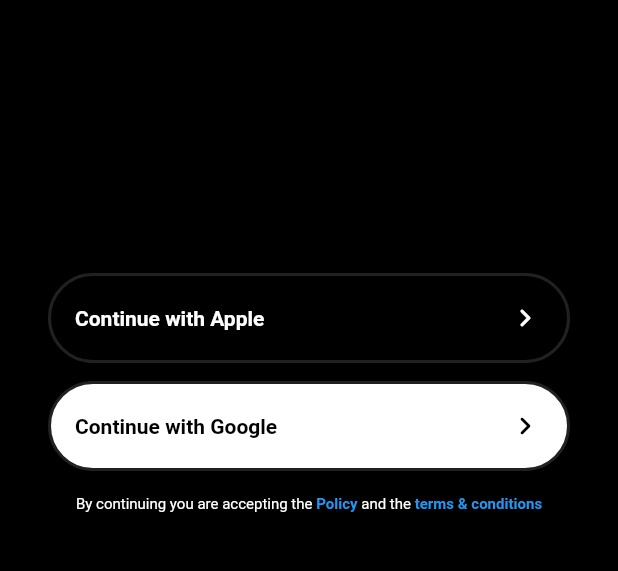
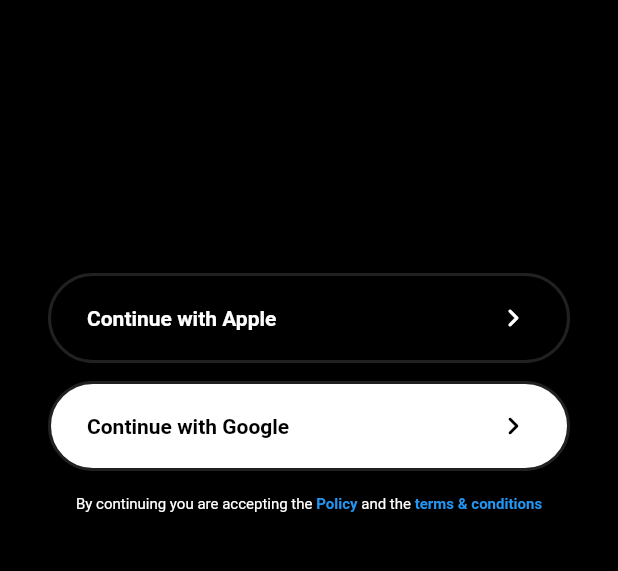
Before and after one commit to shubhamkislay/drumm_app, a Flutter app: the screen it shows after launch, after a tap on "Skip", after a tap on "Get Started", on a phone screen of 412 x 824 dp, the part 573-1144 px from its top. Run offline on Flutter 3.47's test engine with Material 2 defaults, Android fonts, the phone set to English and light mode, and no system bars; our stand-ins replace animated_text_kit, animated_toggle_switch, auto_size_text, blur, cached_network_image, cloud_firestore and 27 more; missing offline and left inert: agora_rtc_engine, algolia, algolia_insights, animated_snack_bar, aws_polly, debounce_throttle and 12 more; accounts and stored records are empty; network calls fail; project files that could hold a hidden picture were left out.

Commit message:
UI changes

```diff
--- a/lib/LoginPage.dart
+++ b/lib/LoginPage.dart
@@ -75,7 +75,7 @@ class _LoginPageState extends State<LoginPage> {
               });
             },
             child: Container(
-              padding: EdgeInsets.all(16),
+              padding: EdgeInsets.symmetric(horizontal: 24,vertical: 16),
               margin:  EdgeInsets.symmetric(horizontal: 32),
               width: MediaQuery.of(context).size.width,
               decoration: BoxDecoration(
@@ -111,7 +111,7 @@ class _LoginPageState extends State<LoginPage> {
 
             },
             child: Container(
-              padding: EdgeInsets.all(16),
+              padding: EdgeInsets.symmetric(horizontal: 24,vertical: 16),
               margin:  EdgeInsets.symmetric(horizontal: 32),
               width: MediaQuery.of(context).size.width,
               decoration: BoxDecoration(
--- a/lib/SettingsPage.dart
+++ b/lib/SettingsPage.dart
@@ -9,7 +9,6 @@ import 'package:drumm_app/theme/theme_constants.dart';
 import 'package:firebase_auth/firebase_auth.dart';
 import 'package:flutter/material.dart';
 import 'package:flutter_branch_sdk/flutter_branch_sdk.dart';
-import 'package:flutter_meta_sdk/flutter_meta_sdk.dart';
 import 'package:flutter_vibrate/flutter_vibrate.dart';
 import 'package:google_sign_in/google_sign_in.dart';
 import 'package:share_plus/share_plus.dart';
@@ -486,10 +485,6 @@ class _SettingsPageState extends State<SettingsPage> {
 
   @override
   void initState() {
-    var metaSdk = FlutterMetaSdk();
-    metaSdk.logEvent(
-      name: 'Facebook Event initialised',
-    );
     super.initState();
   }
 }
--- a/lib/main.dart
+++ b/lib/main.dart
@@ -21,7 +21,6 @@ import 'package:flutter_callkit_incoming/entities/call_kit_params.dart';
 import 'package:flutter_callkit_incoming/entities/ios_params.dart';
 import 'package:flutter_callkit_incoming/flutter_callkit_incoming.dart';
 import 'package:flutter_local_notifications/flutter_local_notifications.dart';
-import 'package:flutter_meta_sdk/flutter_meta_sdk.dart';
 import 'package:flutter_vibrate/flutter_vibrate.dart';
 import 'package:drumm_app/AppleWatchMenu.dart';
 import 'package:drumm_app/InterestPage.dart';
@@ -99,7 +98,6 @@ class _MyAppState extends State<MyApp>
   static FirebaseAnalyticsObserver observer =
       FirebaseAnalyticsObserver(analytics: analytics);
   late SharedPreferences prefs;
-  static final metaSdk = FlutterMetaSdk();
 
   @override
   void dispose() {
@@ -117,9 +115,7 @@ class _MyAppState extends State<MyApp>
     //FirebaseDatabase.instance.setPersistenceEnabled(true);
     FirebaseFirestore.instance.settings =
         const Settings(persistenceEnabled: true);
-      metaSdk.logEvent(
-      name: 'Facebook Event initialised',
-    );
+
 
     _themeManager.addListener(themeListener);
     _themeManager.darkTheme(true);
--- a/lib/onboarding.dart
+++ b/lib/onboarding.dart
@@ -23,8 +23,8 @@ class OnBoarding extends StatelessWidget {
 
   @override
   Widget build(BuildContext context) {
-    double textSize = 28;
-    Color offText = Colors.white.withOpacity(0.6);
+    double textSize = 32;
+    Color offText = Colors.grey;
     return MaterialApp(
       color: Colors.black,
       debugShowCheckedModeBanner: false,
@@ -99,7 +99,7 @@ class OnBoarding extends StatelessWidget {
             children: [
               Container(
                 height: MediaQuery.of(context).size.height,
-                child: Image.network("https://firebasestorage.googleapis.com/v0/b/drummapp.appspot.com/o/asset_image%2Fonboarding_drumm.PNG?alt=media&token=3c713999-6469-4d0f-943b-47b684fa6e26",fit: BoxFit.cover,height: MediaQuery.of(context).size.height,),
+                child: Image.network("https://firebasestorage.googleapis.com/v0/b/drummapp.appspot.com/o/asset_image%2Fonboarding_people.png?alt=media&token=0391f610-0e59-4351-84de-8ed00cf697ee",fit: BoxFit.cover,height: MediaQuery.of(context).size.height,),
               ),
               Container(
                 height: MediaQuery.of(context).size.height,
@@ -187,7 +187,10 @@ class OnBoarding extends StatelessWidget {
         speed: 1.8,
         pageBodies: [
           Container(
+            color: Colors.transparent,
+            child: Container(
 
+              height: MediaQuery.of(context).size.height/2,
               color: Colors.transparent,
               padding: const EdgeInsets.symmetric(horizontal: 40),
               child: Column(
@@ -227,7 +230,11 @@ class OnBoarding extends StatelessWidget {
                 ],
               ),
             ),
+          ),
           Container(
+            color: Colors.transparent,
+            child: Container(
+              height: MediaQuery.of(context).size.height/2,
               padding: const EdgeInsets.symmetric(horizontal: 40),
               child: Column(
                 mainAxisAlignment: MainAxisAlignment.end,
@@ -259,7 +266,11 @@ class OnBoarding extends StatelessWidget {
                 ],
               ),
             ),
+          ),
           Container(
+            color: Colors.transparent,
+            child: Container(
+              height: MediaQuery.of(context).size.height/2,
               padding: const EdgeInsets.symmetric(horizontal: 40),
               child: Column(
                 mainAxisAlignment: MainAxisAlignment.end,
@@ -293,6 +304,7 @@ class OnBoarding extends StatelessWidget {
                 ],
               ),
             ),
+          ),
           Container(
             padding: const EdgeInsets.symmetric(horizontal: 40),
             child: Column(
```
Also changed, not shown: lib/InterestPage.dart (+5 -5 lines), lib/news_feed.dart (+13 -12 lines). Lines whose indentation alone changed are shown as unchanged.
